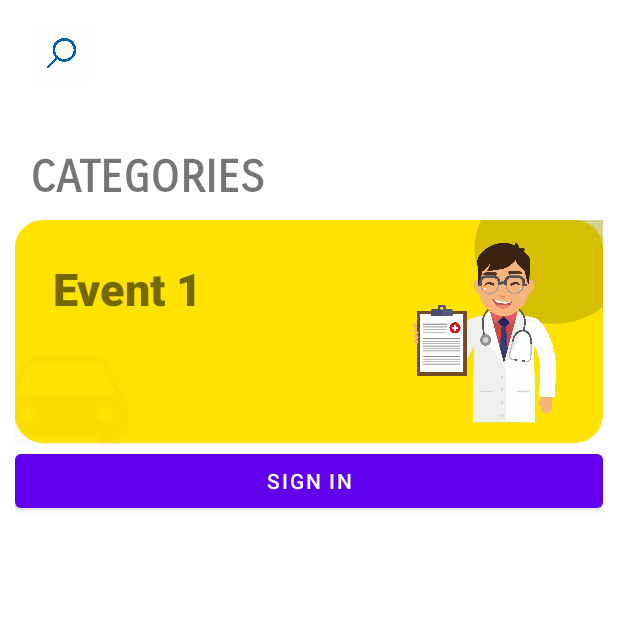
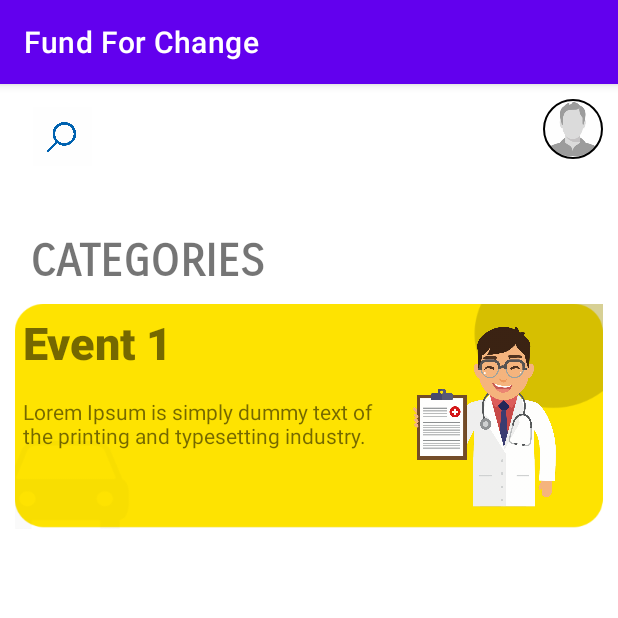
Before and after one commit to emon253/FundForChange, an Android app: the screen it shows after launch (home), on a phone screen of 412 x 824 dp, the top half of it. Run offline under Robolectric (Android 15) with nearby library versions, the phone set to English and light mode, and no system bars; our stand-ins replace CircleImageView; Roboto replaces fonts that are not available here.

Commit message:
UI Marging

```diff
--- a/app/build.gradle
+++ b/app/build.gradle
@@ -29,11 +29,11 @@ android {
 }
 
 dependencies {
-
+    implementation 'de.hdodenhof:circleimageview:3.1.0'
     implementation 'androidx.appcompat:appcompat:1.4.0'
     implementation 'com.google.android.material:material:1.4.0'
     implementation 'androidx.constraintlayout:constraintlayout:2.1.2'
-    implementation 'com.google.android.material:compose-theme-adapter:1.0.0'
+    implementation 'com.google.android.material:compose-theme-adapter:1.1.2'
     implementation 'com.google.firebase:firebase-auth:21.0.1'
     testImplementation 'junit:junit:4.+'
     androidTestImplementation 'androidx.test.ext:junit:1.1.3'
--- a/app/src/main/java/com/example/fundforchange/home/home.java
+++ b/app/src/main/java/com/example/fundforchange/home/home.java
@@ -6,24 +6,34 @@ import android.content.Intent;
 import android.os.Bundle;
 import android.view.View;
 import android.view.WindowManager;
+import android.widget.Toast;
+
 import com.example.fundforchange.R;
 
+import de.hdodenhof.circleimageview.CircleImageView;
+
 public class home extends AppCompatActivity {
+    private CircleImageView profileBtn;
 
     @Override
     protected void onCreate(Bundle savedInstanceState) {
         super.onCreate(savedInstanceState);
         setContentView(R.layout.activity_home);
-        getWindow().setFlags(WindowManager.LayoutParams.FLAG_FULLSCREEN,WindowManager.LayoutParams.FLAG_FULLSCREEN);
-        if (getSupportActionBar() != null) {
-            getSupportActionBar().hide();
-        }
+
+        profileBtn = findViewById(R.id.profileBtn);
+
+        profileBtn.setOnClickListener(new View.OnClickListener() {
+            @Override
+            public void onClick(View view) {
+                Intent intent = new Intent(home.this, LogIn.class);
+                startActivity(intent);
+            }
+        });
+
+//        getWindow().setFlags(WindowManager.LayoutParams.FLAG_FULLSCREEN,WindowManager.LayoutParams.FLAG_FULLSCREEN);
+//        if (getSupportActionBar() != null) {
+//            getSupportActionBar().hide();
+//        }
     }
 
-    public void signin(View view){
-
-        Intent intent = new Intent(home.this, LogIn.class);
-        startActivity(intent);
-
-    }
 }
--- a/app/src/main/java/com/example/fundforchange/home/signup.java
+++ b/app/src/main/java/com/example/fundforchange/home/signup.java
@@ -6,7 +6,7 @@ import android.os.Bundle;
 
 import com.example.fundforchange.R;
 
-public class signup extends AppCompatActivity {
+public class   signup extends AppCompatActivity {
 
     @Override
     protected void onCreate(Bundle savedInstanceState) {
--- /dev/null
+++ b/app/src/main/res/drawable/custom_round_btn.xml
@@ -0,0 +1,8 @@
+<?xml version="1.0" encoding="utf-8"?>
+<shape xmlns:android="http://schemas.android.com/apk/res/android"
+    android:shape="rectangle">
+<solid android:color="#0000FF"></solid>
+    <size android:height="15dp" android:width="15dp"/>
+    <corners android:radius="30dp"/>
+    <stroke android:color="@color/black"/>
+</shape>
--- a/app/src/main/res/layout/activity_home.xml
+++ b/app/src/main/res/layout/activity_home.xml
@@ -22,6 +22,19 @@
                 android:padding="5dp"
                 android:src="@drawable/sch" />
 
+            <de.hdodenhof.circleimageview.CircleImageView
+                android:id="@+id/profileBtn"
+                android:layout_width="40dp"
+                android:layout_height="40dp"
+                android:layout_alignParentRight="true"
+                android:src="@drawable/user"
+                app:civ_border_color="@color/black"
+                app:civ_border_width="1dp">
+
+
+            </de.hdodenhof.circleimageview.CircleImageView>
+
+
 
         </RelativeLayout>
 
@@ -45,7 +58,7 @@
                 android:layout_width="wrap_content"
                 android:layout_height="wrap_content"
                 android:fontFamily="sans-serif-black"
-                android:padding="25dp"
+                android:padding="5dp"
                 android:text="Event 1"
                 android:textSize="30sp" />
 
@@ -54,27 +67,30 @@
                 android:layout_height="150dp"
                 android:layout_alignParentRight="true"
                 android:layout_marginRight="1dp"
+
                 android:src="@drawable/hospital_image" />
+
+
+            <TextView
+                android:layout_width="256dp"
+                android:layout_height="59dp"
+                android:layout_alignParentBottom="true"
+                android:layout_marginBottom="34dp"
+                android:padding="5dp"
+                android:text="@string/dummy_text"></TextView>
 
             <Button
                 android:layout_width="match_parent"
                 android:layout_height="match_parent"
                 android:layout_alignParentTop="true"
                 android:layout_alignParentBottom="true"
-                android:layout_marginTop="10dp"
-                android:layout_marginBottom="10dp"
+                android:layout_marginTop="8dp"
+                android:layout_marginBottom="12dp"
                 android:background="#0000" />
 
 
         </RelativeLayout>
 
-        <Button
-            android:id="@+id/si"
-            android:layout_width="match_parent"
-            android:layout_height="wrap_content"
-            android:onClick="signin"
-            android:text="Sign In" />
-
 
     </LinearLayout>
 
--- a/app/src/main/res/layout/activity_signup.xml
+++ b/app/src/main/res/layout/activity_signup.xml
@@ -42,7 +42,8 @@
             android:orientation="vertical"
             android:paddingLeft="20dp"
             android:paddingRight="20dp"
-            android:layout_marginTop="10dp">
+            android:layout_marginTop="10dp"
+            android:layout_marginBottom="100dp">
             <com.google.android.material.textfield.TextInputLayout
                 android:id="@+id/name"
                 android:layout_width="match_parent"
--- a/app/src/main/res/values/strings.xml
+++ b/app/src/main/res/values/strings.xml
@@ -1,4 +1,5 @@
 <resources>
     <string name="app_name">Fund For Change</string>
     <string name="enter_password">Enter Password</string>
+    <string name="dummy_text" translatable="false">Lorem Ipsum is simply dummy text of the printing and typesetting industry.</string>
 </resources>
--- a/build.gradle
+++ b/build.gradle
@@ -1,4 +1,4 @@
-// Top-level build file where you can add configuration options common to all sub-projects/modules.
+  // Top-level build file where you can add configuration options common to all sub-projects/modules.
 buildscript {
     repositories {
         google()
```
